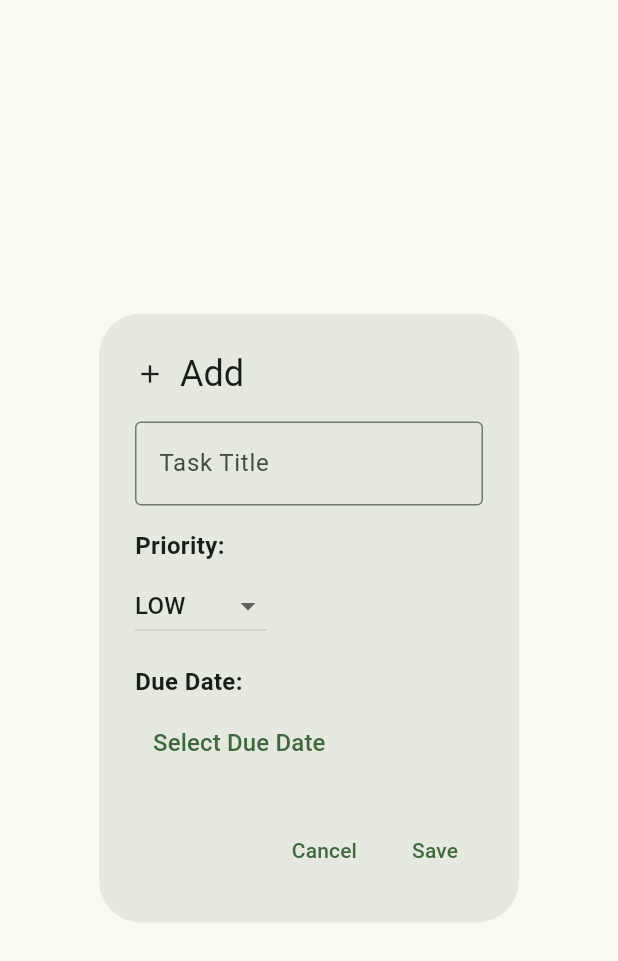
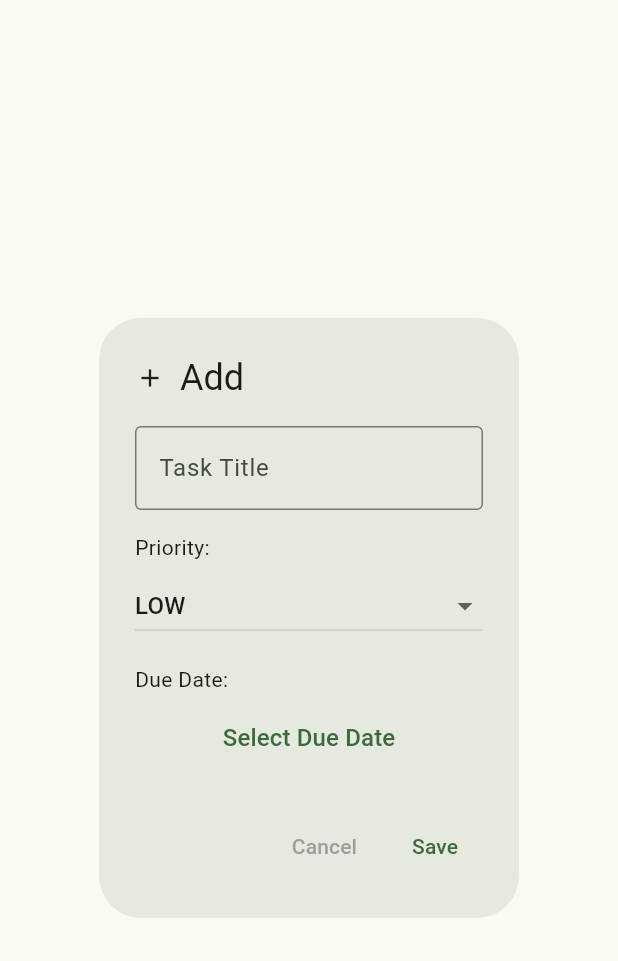
Before and after one commit to nanchaoCH/ghb_todo, a Flutter app: the TodoFormModalWidget widget shown alone on an empty page, opened directly, on a phone screen of 412 x 824 dp. Shown: the top 961 px of the screen. Run offline on Flutter 3.47's test engine with Material 3 defaults, Android fonts, the phone set to English and light mode, and no system bars; our stand-ins replace flutter_slidable.

Commit message:
feat: update todo form modal UI

```diff
--- a/lib/pages/my_home/widgets/todo_form_modal_widget.dart
+++ b/lib/pages/my_home/widgets/todo_form_modal_widget.dart
@@ -65,7 +65,7 @@ class _TodoFormModalWidgetState extends State<TodoFormModalWidget> {
       ),
       content: Column(
         mainAxisSize: MainAxisSize.min,
-        crossAxisAlignment: CrossAxisAlignment.start,
+        crossAxisAlignment: CrossAxisAlignment.center,
         children: [
           TextField(
             controller: _titleController,
@@ -78,13 +78,11 @@ class _TodoFormModalWidgetState extends State<TodoFormModalWidget> {
           const SizedBox(height: 15),
           const Align(
             alignment: Alignment.centerLeft,
-            child: Text(
-              'Priority:',
-              style: TextStyle(fontWeight: FontWeight.bold, fontSize: 16),
-            ),
+            child: Text('Priority:'),
           ),
           const SizedBox(height: 5),
           DropdownButton<Priority>(
+            isExpanded: true,
             value: _selectedPriority,
             onChanged: (value) {
               if (value != null) {
@@ -103,10 +101,7 @@ class _TodoFormModalWidgetState extends State<TodoFormModalWidget> {
           const SizedBox(height: 15),
           const Align(
             alignment: Alignment.centerLeft,
-            child: Text(
-              'Due Date:',
-              style: TextStyle(fontWeight: FontWeight.bold, fontSize: 16),
-            ),
+            child: Text('Due Date:'),
           ),
           const SizedBox(height: 5),
           TextButton(
@@ -126,7 +121,8 @@ class _TodoFormModalWidgetState extends State<TodoFormModalWidget> {
             child: Text(
               _selectedDueDate == null
                   ? 'Select Due Date'
-                  : 'Due: ${DateFormat('dd-MMM-yyyy').format(_selectedDueDate!.toLocal())}',
+                  : DateFormat('dd-MMM-yyyy')
+                      .format(_selectedDueDate!.toLocal()),
               style: const TextStyle(fontSize: 16),
             ),
           ),
@@ -135,7 +131,12 @@ class _TodoFormModalWidgetState extends State<TodoFormModalWidget> {
       actions: [
         TextButton(
           onPressed: () => Navigator.pop(context),
-          child: const Text('Cancel'),
+          child: const Text(
+            'Cancel',
+            style: TextStyle(
+              color: Colors.grey,
+            ),
+          ),
         ),
         TextButton(
           onPressed: () {
```
